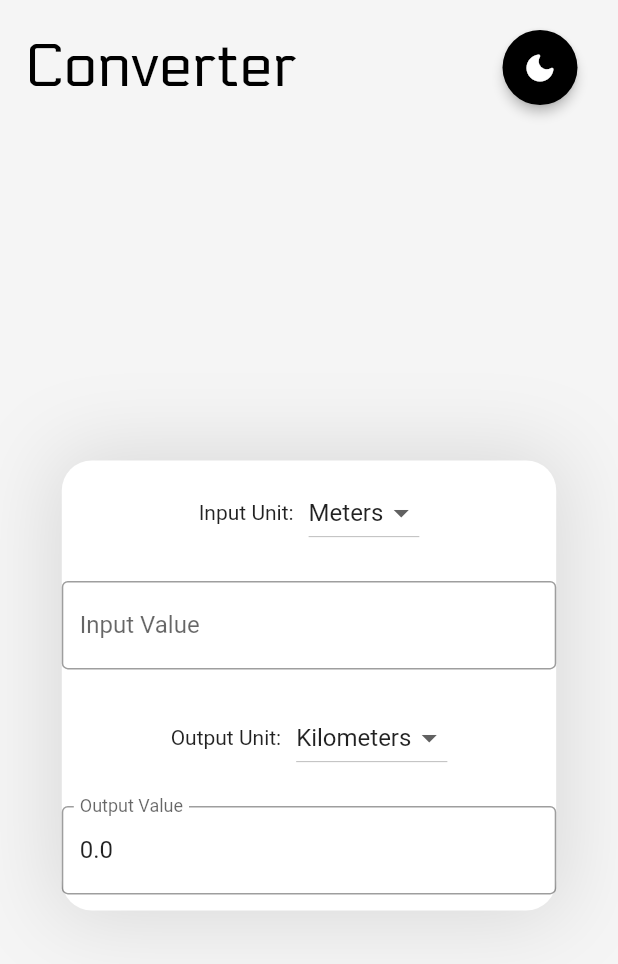
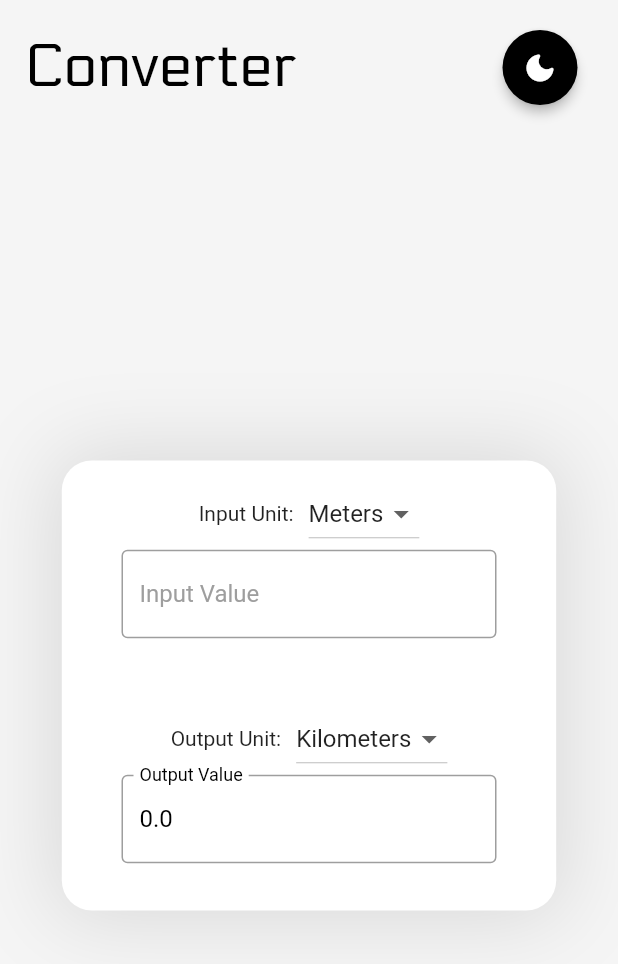
Before and after one commit to substro/CSCI-10-project1, a Flutter app: the screen it shows after launch, on a phone screen of 412 x 824 dp. Shown: the top 964 px of the screen. Run offline on Flutter 3.47's test engine with Material 2 defaults, Android fonts, the light colour scheme and no system bars; our stand-ins replace gap, hexcolor.

Commit message:
created components for the input/output sections

```diff
--- a/lib/components/converter_section.dart
+++ b/lib/components/converter_section.dart
@@ -1,3 +1,5 @@
+import 'package:csci410_project1/components/input_section.dart';
+import 'package:csci410_project1/components/output_section.dart';
 import 'package:csci410_project1/theme/theme_provider.dart';
 import 'package:flutter/material.dart';
 import 'package:gap/gap.dart';
@@ -45,84 +47,31 @@ class _UnitConverterBodyState extends State<UnitConverterBody> {
         child: Column(
           mainAxisAlignment: MainAxisAlignment.spaceAround,
           children: [
-            // Add dropdown for input unit
-            Row(
-              mainAxisAlignment: MainAxisAlignment.center,
-              children: [
-                const Text('Input Unit:'),
-                const Gap(10),
-                DropdownButton<String>(
-                  value: inputUnit,
-                  items: const [
-                    DropdownMenuItem<String>(
-                      value: 'meters',
-                      child: Text('Meters'),
-                    ),
-                    DropdownMenuItem<String>(
-                      value: 'feet',
-                      child: Text('Feet'),
-                    ),
-                  ],
-                  onChanged: (newValue) {
-                    setState(() {
-                      inputUnit = newValue!;
-                      updateConversion();
-                    });
-                  },
-                ),
-              ],
-            ),
-
-            // Add text field for input value
-            TextField(
-              onChanged: (newValue) {
+            InputSection(
+              inputUnit: inputUnit,
+              inputValue: inputValue,
+              onInputUnitChanged: (newValue) {
                 setState(() {
-                  inputValue = double.tryParse(newValue) ?? 0;
-                  // updateConversion();
+                  inputUnit = newValue!;
+                  // TODO:Implement the logic related to input unit change
                 });
               },
-              decoration: const InputDecoration(
-                labelText: 'Input Value',
-                border: OutlineInputBorder(),
-              ),
+              onInputValueChanged: (newValue) {
+                setState(() {
+                  inputUnit = newValue;
+                  // TODO:Implement the logic related to input value change
+                });
+              },
             ),
-
-            // Add dropdown for output unit
-            Row(
-              mainAxisAlignment: MainAxisAlignment.center,
-              children: [
-                const Text('Output Unit:'),
-                const Gap(10),
-                DropdownButton<String>(
-                  value: outputUnit,
-                  items: const [
-                    DropdownMenuItem<String>(
-                      value: 'kilometers',
-                      child: Text('Kilometers'),
-                    ),
-                    DropdownMenuItem<String>(
-                      value: 'miles',
-                      child: Text('Miles'),
-                    ),
-                  ],
-                  onChanged: (newValue) {
-                    setState(() {
-                      outputUnit = newValue!;
-                      // updateConversion();
-                    });
-                  },
-                ),
-              ],
-            ),
-
-            // Add text field for output value
-            TextField(
-              controller: TextEditingController(text: outputValue.toString()),
-              readOnly: true,
-              decoration: const InputDecoration(
-                labelText: 'Output Value',
-                border: OutlineInputBorder(),
-              ),
+            OutputSection(
+              outputUnit: outputUnit,
+              outputValue: outputValue,
+              onOutputUnitChanged: (newValue) {
+                setState(() {
+                  outputUnit = newValue!;
+                  // TODO:Implement the logic related to input unit change
+                });
+              },
             ),
           ],
         ),
@@ -131,7 +80,7 @@ class _UnitConverterBodyState extends State<UnitConverterBody> {
   }
 
   void updateConversion() {
-    // Implement conversion logic based on inputUnit, inputValue, and outputUnit
-    // Update outputValue based on the conversion result
+    // TODO: Implement conversion logic based on inputUnit, inputValue, and outputUnit
+    // TODO: Update outputValue based on the conversion result
   }
 }
--- /dev/null
+++ b/lib/components/input_section.dart
@@ -0,0 +1,74 @@
+// input_section.dart
+import 'package:csci410_project1/theme/theme_provider.dart';
+import 'package:flutter/material.dart';
+import 'package:provider/provider.dart';
+
+class InputSection extends StatelessWidget {
+  final String inputUnit;
+  final double inputValue;
+  final Function(String?)? onInputUnitChanged;
+  final Function(String) onInputValueChanged;
+
+  const InputSection({
+    required this.inputUnit,
+    required this.inputValue,
+    required this.onInputUnitChanged,
+    required this.onInputValueChanged,
+    super.key,
+  });
+
+  @override
+  Widget build(BuildContext context) {
+    final themeProvider = Provider.of<ThemeProvider>(
+      context,
+      listen: false,
+    );
+    return Column(
+      mainAxisAlignment: MainAxisAlignment.spaceAround,
+      children: [
+        // Add dropdown for input unit
+        Row(
+          mainAxisAlignment: MainAxisAlignment.center,
+          children: [
+            const Text('Input Unit:'),
+            const SizedBox(width: 10),
+            DropdownButton<String>(
+              value: inputUnit,
+              items: const [
+                DropdownMenuItem<String>(
+                  value: 'meters',
+                  child: Text('Meters'),
+                ),
+                DropdownMenuItem<String>(
+                  value: 'feet',
+                  child: Text('Feet'),
+                ),
+              ],
+              onChanged: onInputUnitChanged,
+            ),
+          ],
+        ),
+
+        //TODO: allow only numbers to be input
+        TextField(
+          onChanged: (newValue) {},
+          style: const TextStyle(color: Colors.black),
+          decoration: InputDecoration(
+            constraints: const BoxConstraints(maxWidth: 250, maxHeight: 250),
+            labelText: 'Input Value',
+            border: const OutlineInputBorder(
+                borderSide: BorderSide(color: Colors.red)),
+            labelStyle: TextStyle(color: Colors.grey[500]),
+            focusColor: themeProvider.accentColor,
+            focusedBorder: OutlineInputBorder(
+              borderSide: BorderSide(
+                  color: themeProvider
+                      .accentColor), // Change the color to your desired hover color
+            ),
+          ),
+        ),
+        const SizedBox(height: 20),
+      ],
+    );
+  }
+}
--- /dev/null
+++ b/lib/components/output_section.dart
@@ -0,0 +1,79 @@
+import 'package:csci410_project1/theme/theme_provider.dart';
+import 'package:flutter/material.dart';
+import 'package:gap/gap.dart';
+import 'package:provider/provider.dart';
+
+class OutputSection extends StatelessWidget {
+  final String outputUnit;
+  final double outputValue;
+  final Function(String?)? onOutputUnitChanged;
+
+  const OutputSection({
+    required this.outputUnit,
+    required this.outputValue,
+    required this.onOutputUnitChanged,
+    super.key,
+  });
+
+  @override
+  Widget build(BuildContext context) {
+    final themeProvider = Provider.of<ThemeProvider>(
+      context,
+      listen: false,
+    );
+    return Column(
+      mainAxisAlignment: MainAxisAlignment.spaceAround,
+      children: [
+        // Add dropdown for output unit
+        Row(
+          mainAxisAlignment: MainAxisAlignment.center,
+          children: [
+            const Text('Output Unit:'),
+            const Gap(10),
+            DropdownButton<String>(
+                value: outputUnit,
+                items: const [
+                  DropdownMenuItem<String>(
+                    value: 'kilometers',
+                    child: Text('Kilometers'),
+                  ),
+                  DropdownMenuItem<String>(
+                    value: 'miles',
+                    child: Text('Miles'),
+                  ),
+                ],
+                onChanged: onOutputUnitChanged),
+          ],
+        ),
+        TextField(
+          controller: TextEditingController(text: outputValue.toString()),
+          readOnly: true,
+          style: const TextStyle(color: Colors.black),
+          decoration: InputDecoration(
+            constraints: const BoxConstraints(maxWidth: 250, maxHeight: 250),
+            labelText: 'Output Value',
+            labelStyle: TextStyle(color: themeProvider.black),
+            border: const OutlineInputBorder(),
+            focusedBorder: OutlineInputBorder(
+              borderSide: BorderSide(color: themeProvider.accentColor),
+            ),
+          ),
+        ),
+
+        // Add text field for output value
+        // TextField(
+        //   controller: TextEditingController(text: outputValue.toString()),
+        //   readOnly: true,
+        //   style: const TextStyle(color: Colors.black),
+        //   decoration: const InputDecoration(
+        //     constraints: BoxConstraints(maxWidth: 250, maxHeight: 250),
+        //     labelText: 'Output Value',
+        //     // Add other decoration properties as needed
+        //   ),
+        // ),
+
+        const SizedBox(height: 20),
+      ],
+    );
+  }
+}
```
